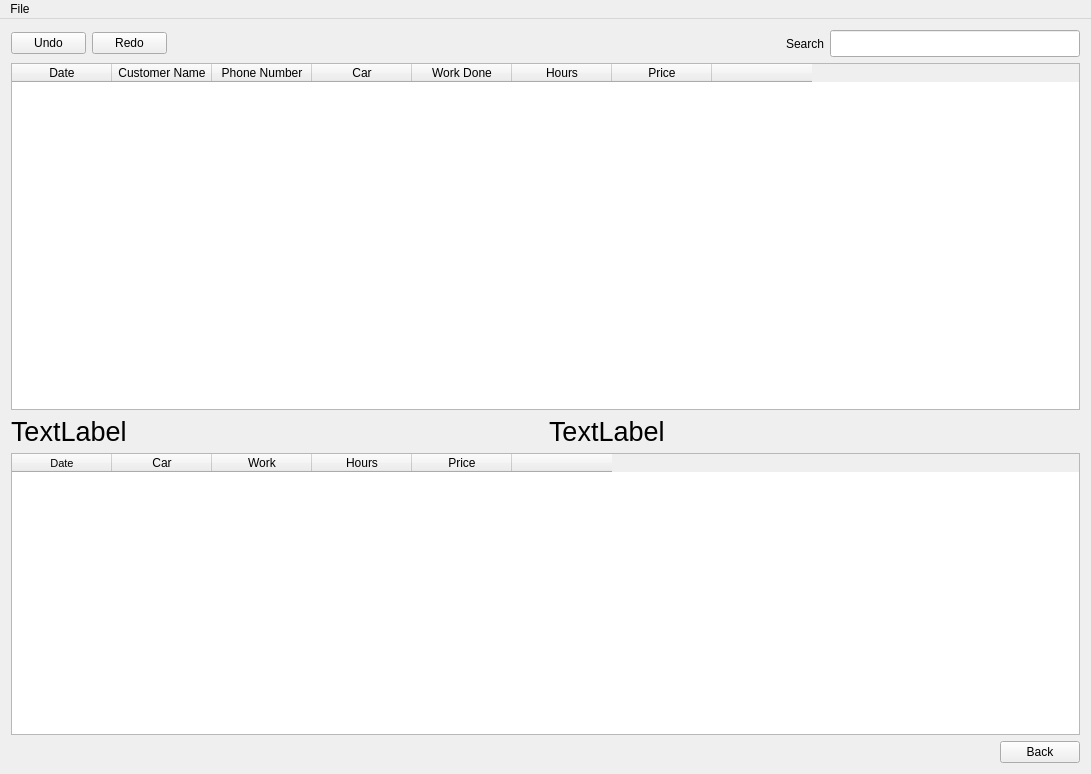
domaspiragas/FairPriceDataManager, file mainwindow.ui: the form before one commit.
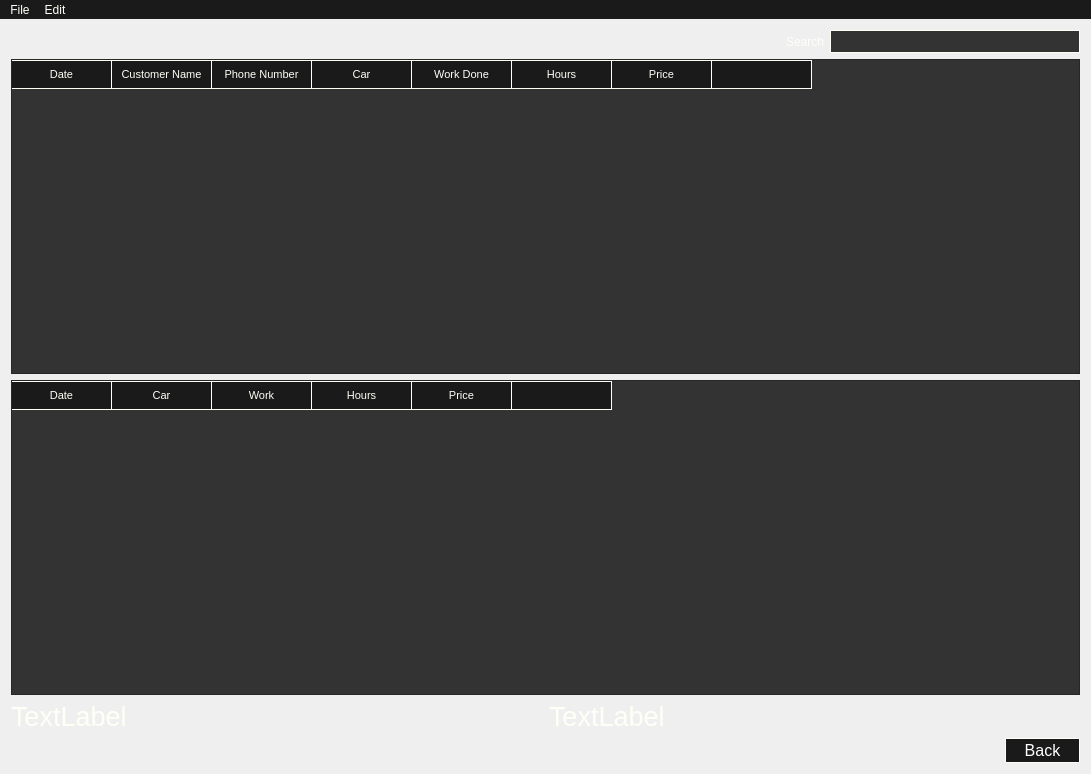
The form after the commit. Icons and pictures are not drawn.

The edit to the form file:
```diff
--- a/mainwindow.ui
+++ b/mainwindow.ui
@@ -11,9 +11,21 @@
    </rect>
   </property>
   <property name="windowTitle">
-   <string>MainWindow</string>
+   <string>Fair Price Data Manager</string>
+  </property>
+  <property name="styleSheet">
+   <string notr="true"/>
+  </property>
+  <property name="iconSize">
+   <size>
+    <width>33</width>
+    <height>25</height>
+   </size>
   </property>
   <widget class="QWidget" name="centralWidget">
+   <property name="styleSheet">
+    <string notr="true"/>
+   </property>
    <layout class="QVBoxLayout" name="verticalLayout">
     <item>
      <layout class="QHBoxLayout" name="horizontalLayout_3">
@@ -21,33 +33,23 @@
        <number>0</number>
       </property>
       <item>
-       <widget class="QPushButton" name="undoButton">
-        <property name="maximumSize">
-         <size>
-          <width>75</width>
-          <height>16777215</height>
-         </size>
-        </property>
+       <widget class="QLabel" name="logo">
         <property name="text">
-         <string>Undo</string>
+         <string/>
         </property>
-       </widget>
-      </item>
-      <item>
-       <widget class="QPushButton" name="redoButton">
-        <property name="maximumSize">
-         <size>
-          <width>75</width>
-          <height>16777215</height>
-         </size>
-        </property>
-        <property name="text">
-         <string>Redo</string>
+        <property name="pixmap">
+         <pixmap resource="images.qrc">:/logo/Images/WhiteWindow.png</pixmap>
         </property>
        </widget>
       </item>
       <item>
        <widget class="QLabel" name="searchLabel">
+        <property name="styleSheet">
+         <string notr="true">QWidget
+{
+	color:#fffff8;
+}</string>
+        </property>
         <property name="text">
          <string>Search</string>
         </property>
@@ -75,12 +77,71 @@
           <pointsize>12</pointsize>
          </font>
         </property>
+        <property name="styleSheet">
+         <string notr="true">QWidget 
+{
+	background-color: #333333;
+	color: white;
+	border: 1px solid #fffff8;
+}</string>
+        </property>
        </widget>
       </item>
      </layout>
     </item>
     <item>
      <widget class="QTableWidget" name="mainTable">
+      <property name="font">
+       <font>
+        <pointsize>10</pointsize>
+       </font>
+      </property>
+      <property name="styleSheet">
+       <string notr="true">QWidget{
+    background-color: #333333;
+	alternate-background-color:#646464;
+    color: #fffff8;
+
+}
+
+QHeaderView::section {
+    background-color: #1a1a1a;
+    padding: 4px;
+	border-style: none;
+    border-bottom: 1px solid #fffff8;
+    border-right: 1px solid #fffff8;
+    font-size: 8pt;
+}
+
+QHeaderView::section:pressed
+{
+	background-color: #646464;
+    padding: 4px;
+	border-style: none;
+    border-bottom: 1px solid #fffff8;
+    border-right: 1px solid #fffff8;
+    font-size: 8pt;
+}
+QTableWidget {
+    gridline-color: #fffff8;
+    font-size: 10pt;
+}
+
+QTableWidget QTableCornerButton::section {
+    background-color: #1a1a1a;
+    border: 1px solid #fffff8;
+}
+
+QHeaderView::section:horizontal
+{
+    border-top: 1px solid #fffff8;
+}
+
+QHeaderView::section:vertical
+{
+    border-left: 1px solid #fffff8;
+}</string>
+      </property>
       <property name="editTriggers">
        <set>QAbstractItemView::AnyKeyPressed|QAbstractItemView::DoubleClicked</set>
       </property>
@@ -138,6 +199,101 @@
       </column>
      </widget>
     </item>
+    <item>
+     <widget class="QTableWidget" name="jobsTable">
+      <property name="font">
+       <font>
+        <pointsize>10</pointsize>
+       </font>
+      </property>
+      <property name="styleSheet">
+       <string notr="true">QWidget{
+    background-color: #333333;
+	alternate-background-color:#646464;
+    color: #fffff8;
+}
+
+QHeaderView::section {
+    background-color: #1a1a1a;
+    padding: 4px;
+	border-style: none;
+    border-bottom: 1px solid #fffff8;
+    border-right: 1px solid #fffff8;
+    font-size: 8pt;
+}
+
+QTableWidget {
+    gridline-color: #fffff8;
+    font-size: 10pt;
+}
+
+QTableWidget QTableCornerButton::section {
+    background-color: #1a1a1a;
+    border: 1px solid #fffff8;
+}
+
+QHeaderView::section:horizontal
+{
+    border-top: 1px solid #fffff8;
+}
+
+QHeaderView::section:vertical
+{
+    border-left: 1px solid #fffff8;
+}</string>
+      </property>
+      <property name="editTriggers">
+       <set>QAbstractItemView::AnyKeyPressed|QAbstractItemView::DoubleClicked</set>
+      </property>
+      <property name="dragDropOverwriteMode">
+       <bool>false</bool>
+      </property>
+      <property name="alternatingRowColors">
+       <bool>true</bool>
+      </property>
+      <property name="selectionMode">
+       <enum>QAbstractItemView::NoSelection</enum>
+      </property>
+      <attribute name="horizontalHeaderHighlightSections">
+       <bool>false</bool>
+      </attribute>
+      <column>
+       <property name="text">
+        <string>Date</string>
+       </property>
+       <property name="font">
+        <font>
+         <pointsize>8</pointsize>
+        </font>
+       </property>
+      </column>
+      <column>
+       <property name="text">
+        <string>Car</string>
+       </property>
+      </column>
+      <column>
+       <property name="text">
+        <string>Work</string>
+       </property>
+      </column>
+      <column>
+       <property name="text">
+        <string>Hours</string>
+       </property>
+      </column>
+      <column>
+       <property name="text">
+        <string>Price</string>
+       </property>
+      </column>
+      <column>
+       <property name="text">
+        <string/>
+       </property>
+      </column>
+     </widget>
+    </item>
     <item>
      <layout class="QVBoxLayout" name="verticalLayout2">
       <property name="topMargin">
@@ -155,6 +311,12 @@
             <pointsize>20</pointsize>
            </font>
           </property>
+          <property name="styleSheet">
+           <string notr="true">QWidget
+{
+color:#fffff8;
+}</string>
+          </property>
           <property name="text">
            <string>TextLabel</string>
           </property>
@@ -167,6 +329,12 @@
             <pointsize>20</pointsize>
            </font>
           </property>
+          <property name="styleSheet">
+           <string notr="true">QWidget
+{
+	color:#fffff8;
+}</string>
+          </property>
           <property name="text">
            <string>TextLabel</string>
           </property>
@@ -174,60 +342,6 @@
         </item>
        </layout>
       </item>
-      <item>
-       <widget class="QTableWidget" name="jobsTable">
-        <property name="editTriggers">
-         <set>QAbstractItemView::AnyKeyPressed|QAbstractItemView::DoubleClicked</set>
-        </property>
-        <property name="dragDropOverwriteMode">
-         <bool>false</bool>
-        </property>
-        <property name="alternatingRowColors">
-         <bool>true</bool>
-        </property>
-        <property name="selectionMode">
-         <enum>QAbstractItemView::NoSelection</enum>
-        </property>
-        <attribute name="horizontalHeaderHighlightSections">
-         <bool>false</bool>
-        </attribute>
-        <column>
-         <property name="text">
-          <string>Date</string>
-         </property>
-         <property name="font">
-          <font>
-           <pointsize>8</pointsize>
-          </font>
-         </property>
-        </column>
-        <column>
-         <property name="text">
-          <string>Car</string>
-         </property>
-        </column>
-        <column>
-         <property name="text">
-          <string>Work</string>
-         </property>
-        </column>
-        <column>
-         <property name="text">
-          <string>Hours</string>
-         </property>
-        </column>
-        <column>
-         <property name="text">
-          <string>Price</string>
-         </property>
-        </column>
-        <column>
-         <property name="text">
-          <string/>
-         </property>
-        </column>
-       </widget>
-      </item>
       <item>
        <layout class="QHBoxLayout" name="horizontalLayout_2">
         <property name="topMargin">
@@ -248,6 +362,33 @@
         </item>
         <item>
          <widget class="QPushButton" name="backButton">
+          <property name="minimumSize">
+           <size>
+            <width>75</width>
+            <height>25</height>
+           </size>
+          </property>
+          <property name="font">
+           <font>
+            <pointsize>12</pointsize>
+           </font>
+          </property>
+          <property name="styleSheet">
+           <string notr="true">QPushButton
+{
+	background-color: #1a1a1a;
+	color: white;
+	border: 1px solid #fffff8;
+	border-radius: 1px
+}
+QPushButton:pressed 
+{
+	background-color:#646464;
+	color:white;
+	border: 1px solid #fffff8;
+	border-radius: 1px;
+}</string>
+          </property>
           <property name="text">
            <string>Back</string>
           </property>
@@ -268,6 +409,25 @@
      <height>21</height>
     </rect>
    </property>
+   <property name="styleSheet">
+    <string notr="true">QWidget
+{
+	background-color:#1a1a1a;
+}
+QWidget::Item 
+{
+background-color:#1a1a1a;
+color:#fffff8;
+}
+QWidget::Item:selected
+{
+background-color:#333333;
+}
+QWidget::Item:pressed
+{
+	background-color: #646464;
+}</string>
+   </property>
    <widget class="QMenu" name="menuFile">
     <property name="title">
      <string>File</string>
@@ -282,7 +442,15 @@
     <addaction name="menuAdd"/>
     <addaction name="actionSave"/>
    </widget>
+   <widget class="QMenu" name="menuEdit">
+    <property name="title">
+     <string>Edit</string>
+    </property>
+    <addaction name="actionUndo"/>
+    <addaction name="actionRedo"/>
+   </widget>
    <addaction name="menuFile"/>
+   <addaction name="menuEdit"/>
   </widget>
   <action name="actionSave">
    <property name="text">
```
Left out of the diff: 14 changed lines with no effect on the pictures.
